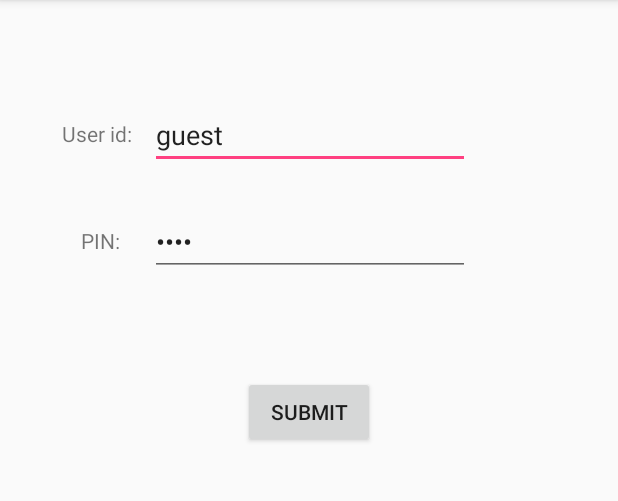
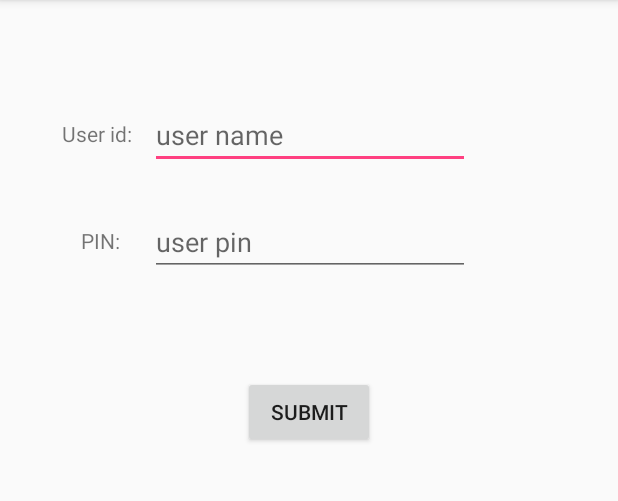
Before and after one commit to FoxHoundOps/MyGrade, an Android app: the screen it shows after launch (MainActivity), on a phone screen of 412 x 824 dp, the part 84-585 px from its top. Run offline under Robolectric (Android 15) with nearby library versions, the phone set to English and light mode, and no system bars.

Commit message:
Commented out testing setup.

```diff
--- a/app/src/main/java/edu/utep/cs/cs4330/mygrade/MainActivity.java
+++ b/app/src/main/java/edu/utep/cs/cs4330/mygrade/MainActivity.java
@@ -22,8 +22,8 @@ public class MainActivity extends AppCompatActivity {
         submitButton = findViewById(R.id.submit_button);
         submitButton.setOnClickListener(this::submitClicked);
 
-        userID.setText("guest");
-        userPIN.setText("1234");
+//        userID.setText("guest");
+//        userPIN.setText("1234");
     }
 
     private void submitClicked(View v) {
```
